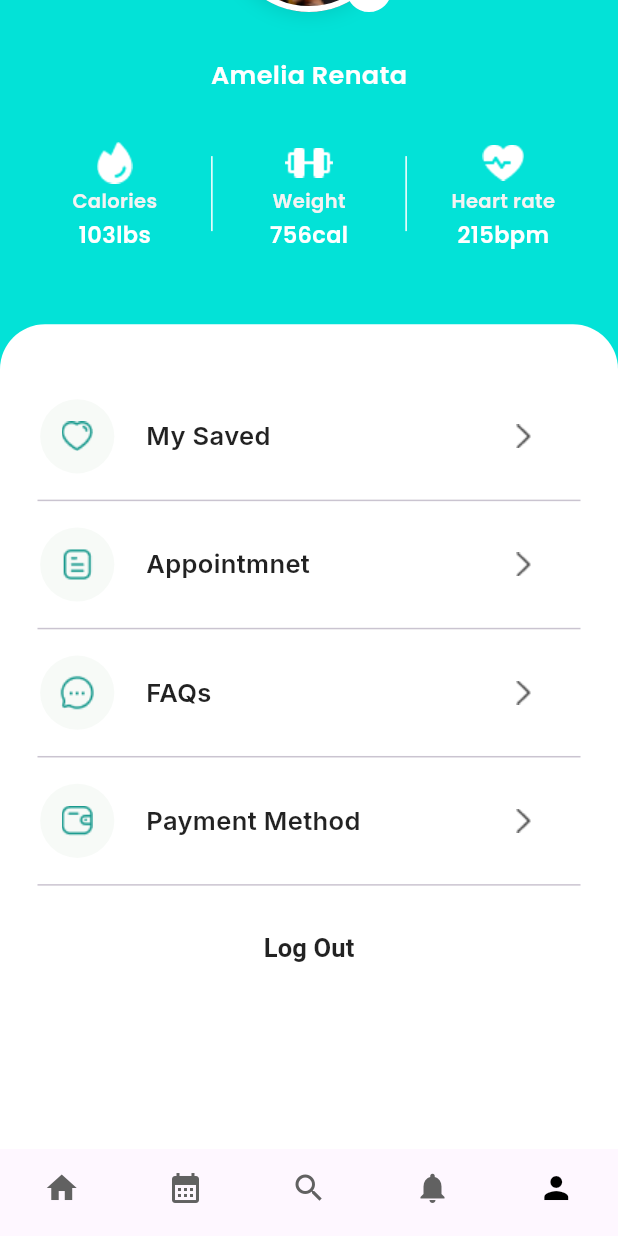
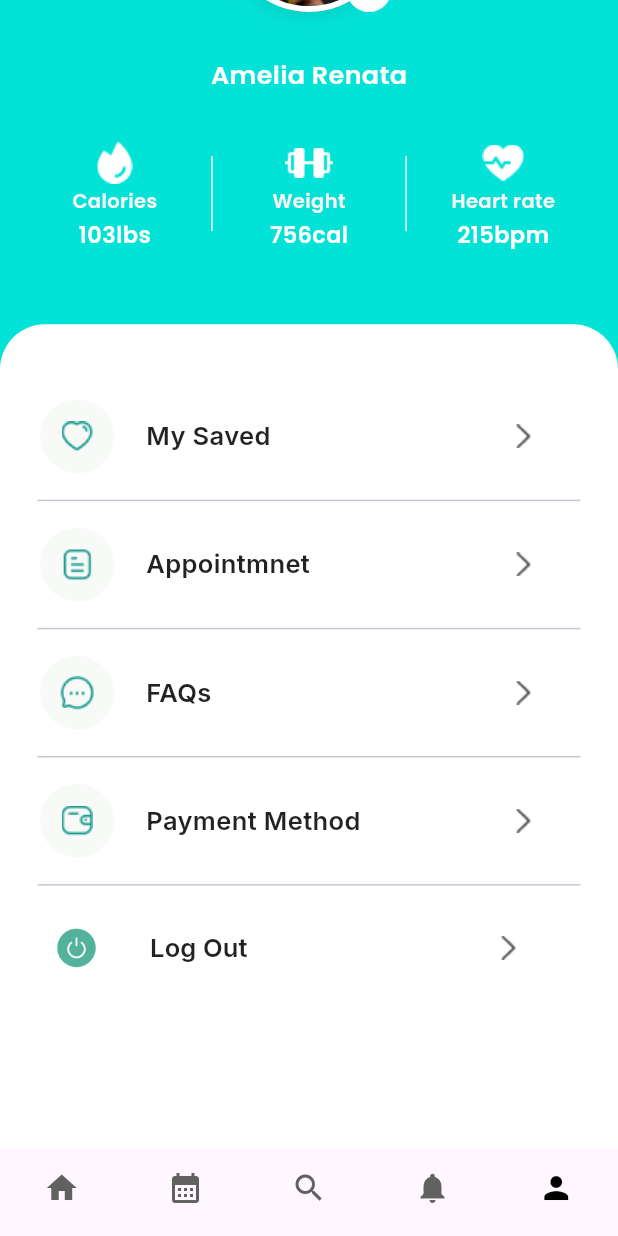
Before and after one commit to dalios-tg/MyHealth_App, a Flutter app: the screen it shows once a user with an empty profile is signed in, item 5 of the bottom bar chosen, scrolled down 152 dp, after a tap on "Log Out", on a phone screen of 412 x 824 dp. Run offline on Flutter 3.47's test engine with Material 3 defaults, Android fonts, the light colour scheme and no system bars; our stand-ins replace cloud_firestore, email_validator, firebase_auth, firebase_core, google_fonts, string_validator; accounts and stored records are empty.

Commit message:
notfiPage commit

```diff
--- a/flutter_medical_app/lib/pages/accountPage.dart
+++ b/flutter_medical_app/lib/pages/accountPage.dart
@@ -18,6 +18,9 @@ class _accountPageState extends State<accountPage> {
     FirebaseAuth.instance.signOut();
   }
 
+
+
+
 Widget logOutButton() => GestureDetector(
   child: Column(
     children: <Widget>[
@@ -25,17 +28,40 @@ class _accountPageState extends State<accountPage> {
         onPressed: () {
           logOut();
         },
-              child:const  Text(
+        child: Row(
+          children: <Widget>[
+            SizedBox(width: 25),
+            Image(
+              image: AssetImage("assets/logout.png"), // Replace with your asset path
+              height: 28,
+              width: 28,
+            ),
+            SizedBox(width: 35), // Adjust the spacing between icon and text
+            Text(
               "Log Out",
-                style:TextStyle(
+              style:
+                GoogleFonts.inter(
                           fontSize: 17,
                           fontWeight: FontWeight.w600,
-                    color: Colors.black87),
+                          color: Colors.black87
+
+                    ),
+            ),
+                  SizedBox(width: 160),
+            Image(
+                    image: AssetImage(
+                        "assets/forward.png"), // Replace with your asset path
+                    height: 28,
+                    width: 28,
+                  ),
+          ],
         ),
       )
     ],
   ),
 );
+
+
   @override
   Widget build(BuildContext context) {
     return Scaffold(
--- a/flutter_medical_app/lib/pages/notifPage.dart
+++ b/flutter_medical_app/lib/pages/notifPage.dart
@@ -11,12 +11,86 @@ class _notifPageState extends State<notifPage> {
   @override
   Widget build(BuildContext context) {
     return Scaffold(
-      body: Center(
-        child: Column(
-          mainAxisAlignment: MainAxisAlignment.center,
-          children: [Text("Notifications Page"),CircularProgressIndicator()],
-          ),
+      appBar: AppBar(
+        title: Text('Health Care Notifications'),
+        centerTitle: true,
+      ),
+      body: Container(
+        padding: EdgeInsets.all(16),
+        child: ListView(
+          children: [
+            HealthNotificationCard(
+              title: 'Appointment Reminder',
+              time: 'Today, 2:30 PM',
+              content: 'You have a cardiology checkup with Dr. Smith.',
+            ),
+            SizedBox(height: 16),
+            HealthNotificationCard(
+              title: 'Medication Reminder',
+              time: 'Tomorrow, 8:00 AM',
+              content: 'Remember to take your prescribed medication.',
+            ),
+            SizedBox(height: 16),
+            HealthNotificationCard(
+              title: 'Upcoming Event',
+              time: 'Next Week, 10:00 AM',
+              content: 'Join the nutrition workshop for healthy living.',
+            ),
+            // Add more HealthNotificationCard widgets for additional notifications
+          ],
         ),
+      ),
     );
   }
 }
+
+class HealthNotificationCard extends StatelessWidget {
+  final String title;
+  final String time;
+  final String content;
+
+  HealthNotificationCard({
+    required this.title,
+    required this.time,
+    required this.content,
+  });
+
+  @override
+  Widget build(BuildContext context) {
+    return Card(
+      elevation: 3,
+      shape: RoundedRectangleBorder(
+        borderRadius: BorderRadius.circular(12),
+      ),
+      child: Padding(
+        padding: EdgeInsets.all(16),
+        child: Column(
+          crossAxisAlignment: CrossAxisAlignment.start,
+          children: [
+            Text(
+              title,
+              style: TextStyle(
+                fontSize: 18,
+                fontWeight: FontWeight.bold,
+              ),
+            ),
+            SizedBox(height: 8),
+            Text(
+              time,
+              style: TextStyle(
+                color: Colors.grey,
+              ),
+            ),
+            SizedBox(height: 8),
+            Text(
+              content,
+              style: TextStyle(
+                color: Colors.grey,
+              ),
+            ),
+          ],
+        ),
+      ),
+    );
+  }
+}
--- a/flutter_medical_app/lib/pages/schedulePage.dart
+++ b/flutter_medical_app/lib/pages/schedulePage.dart
@@ -1,22 +1,89 @@
 import 'package:flutter/material.dart';
 
-class schedulePage extends StatefulWidget {
-  const schedulePage({super.key});
-
-  @override
-  State<schedulePage> createState() => _schedulePageState();
-}
-
-class _schedulePageState extends State<schedulePage> {
+class schedulePage extends StatelessWidget {
   @override
   Widget build(BuildContext context) {
     return Scaffold(
-      body: Center(
-        child: Column(
-          mainAxisAlignment: MainAxisAlignment.center,
-          children: [Text("Schedule Page"), CircularProgressIndicator()],
+      appBar: AppBar(
+        title: Text('Schedule'),
+        centerTitle: true,
+      ),
+      body: Container(
+        padding: EdgeInsets.all(16),
+        child: ListView(
+          children: [
+            EventCard(
+              title: 'Cardiology Checkup',
+              time: '10:00 AM - 11:00 AM',
+              location: 'Dr. Smith',
+            ),
+            SizedBox(height: 16),
+            EventCard(
+              title: 'Nutrition Consultation',
+              time: '12:30 PM - 1:30 PM',
+              location: 'Dr. ben hamouda',
+            ),
+            SizedBox(height: 16),
+            EventCard(
+              title: 'Physical Therapy Session',
+              time: '2:00 PM - 3:30 PM',
+              location: 'Dr. ben ahmed',
+            ),
+            // Add more EventCard widgets for additional events
+          ],
         ),
       ),
     );
   }
 }
+
+class EventCard extends StatelessWidget {
+  final String title;
+  final String time;
+  final String location;
+
+  EventCard({
+    required this.title,
+    required this.time,
+    required this.location,
+  });
+
+  @override
+  Widget build(BuildContext context) {
+    return Card(
+      elevation: 3,
+      shape: RoundedRectangleBorder(
+        borderRadius: BorderRadius.circular(12),
+      ),
+      child: Padding(
+        padding: EdgeInsets.all(16),
+        child: Column(
+          crossAxisAlignment: CrossAxisAlignment.start,
+          children: [
+            Text(
+              title,
+              style: TextStyle(
+                fontSize: 18,
+                fontWeight: FontWeight.bold,
+              ),
+            ),
+            SizedBox(height: 8),
+            Text(
+              time,
+              style: TextStyle(
+                color: Colors.grey,
+              ),
+            ),
+            SizedBox(height: 8),
+            Text(
+              location,
+              style: TextStyle(
+                color: Colors.grey,
+              ),
+            ),
+          ],
+        ),
+      ),
+    );
+  }
+}
```
Also changed, not shown: flutter_medical_app/assets/logout.png. Lines whose indentation alone changed are shown as unchanged.
